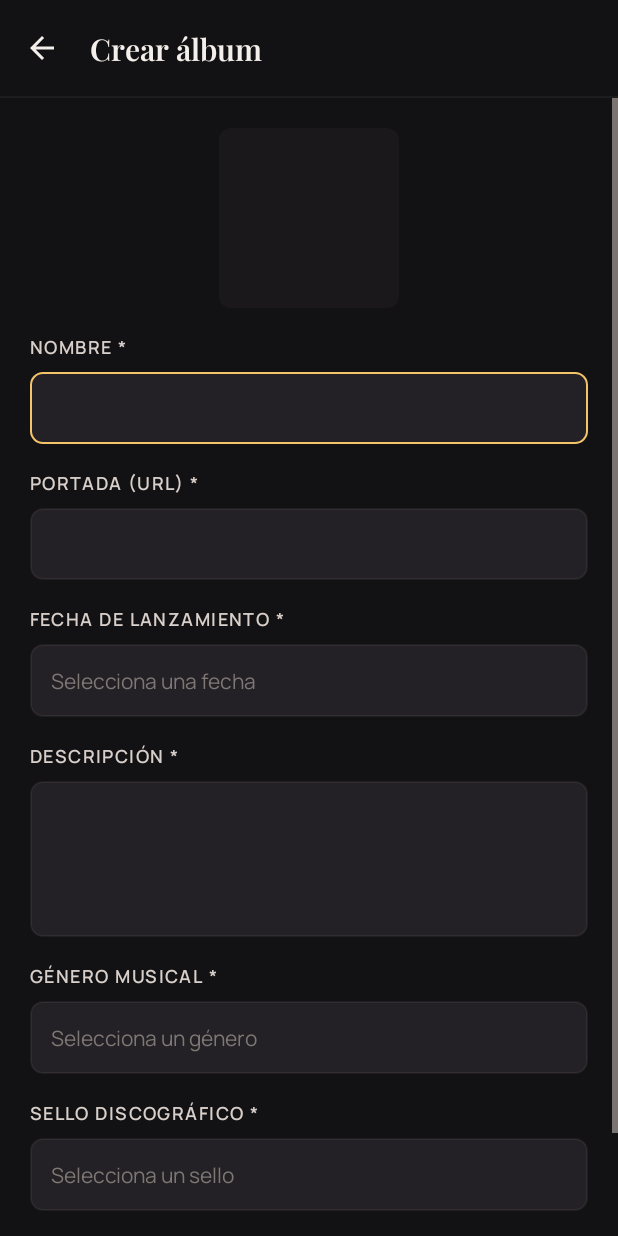
After one commit to jpmendeza2401/MISW-Software-aplicaciones-moviles, an Android app: the CreateAlbumActivity screen opened directly, with no data from a screen before it, on a phone screen of 412 x 824 dp. The commit adds this screen. Run offline under Robolectric (Android 15) with nearby library versions, the phone set to English and light mode, and no system bars; pictures from the network do not load.

Commit message:
HU07: formulario de creación de álbum y acceso desde el listado

```diff
--- a/app/src/main/java/com/example/aplicacionvinilos/ui/AlbumListActivity.kt
+++ b/app/src/main/java/com/example/aplicacionvinilos/ui/AlbumListActivity.kt
@@ -3,12 +3,14 @@ package com.example.aplicacionvinilos.ui
 import android.os.Bundle
 import android.view.View
 import androidx.activity.enableEdgeToEdge
+import androidx.activity.result.contract.ActivityResultContracts
 import androidx.activity.viewModels
 import androidx.appcompat.app.AppCompatActivity
 import androidx.core.view.ViewCompat
 import androidx.core.view.WindowInsetsCompat
 import com.example.aplicacionvinilos.R
 import com.example.aplicacionvinilos.data.model.Album
+import com.example.aplicacionvinilos.data.session.CollectorSession
 import com.example.aplicacionvinilos.databinding.ActivityAlbumListBinding
 import com.example.aplicacionvinilos.ui.adapters.AlbumListAdapter
 import com.example.aplicacionvinilos.viewmodels.AlbumListViewModel
@@ -35,9 +37,24 @@ class AlbumListActivity : AppCompatActivity() {
         }
 
         binding.albumsList.adapter = adapter
+        setupCreateAlbum()
         binding.retryButton.setOnClickListener { viewModel.loadAlbums() }
         viewModel.albums.observe(this) { render(it) }
         setupBottomNavigation()
+    }
+
+    // HU07: crear álbum solo con coleccionista en sesión; al volver con éxito se recarga el listado.
+    private val createAlbumLauncher =
+        registerForActivityResult(ActivityResultContracts.StartActivityForResult()) {
+            if (it.resultCode == RESULT_OK) viewModel.loadAlbums()
+        }
+
+    private fun setupCreateAlbum() {
+        binding.createAlbumButton.visibility =
+            if (CollectorSession.current != null) View.VISIBLE else View.GONE
+        binding.createAlbumButton.setOnClickListener {
+            createAlbumLauncher.launch(Intent(this, CreateAlbumActivity::class.java))
+        }
     }
 
     private fun render(state: UiState<List<Album>>) {
--- /dev/null
+++ b/app/src/main/java/com/example/aplicacionvinilos/ui/CreateAlbumActivity.kt
@@ -0,0 +1,185 @@
+package com.example.aplicacionvinilos.ui
+
+import android.graphics.Color
+import android.os.Bundle
+import android.view.View
+import android.view.inputmethod.InputMethodManager
+import android.widget.ArrayAdapter
+import android.widget.Toast
+import androidx.activity.SystemBarStyle
+import androidx.activity.enableEdgeToEdge
+import androidx.activity.viewModels
+import androidx.appcompat.app.AppCompatActivity
+import androidx.core.view.ViewCompat
+import androidx.core.view.WindowInsetsCompat
+import androidx.core.widget.doAfterTextChanged
+import com.bumptech.glide.Glide
+import com.example.aplicacionvinilos.R
+import com.example.aplicacionvinilos.data.model.Album
+import com.example.aplicacionvinilos.data.model.Genre
+import com.example.aplicacionvinilos.data.model.RecordLabel
+import com.example.aplicacionvinilos.databinding.ActivityCreateAlbumBinding
+import com.example.aplicacionvinilos.viewmodels.AlbumValidator
+import com.example.aplicacionvinilos.viewmodels.CreateAlbumViewModel
+import com.example.aplicacionvinilos.viewmodels.UiState
+import com.google.android.material.datepicker.MaterialDatePicker
+import java.util.Calendar
+import java.util.TimeZone
+
+// HU07: formulario para crear un álbum (solo coleccionista).
+class CreateAlbumActivity : AppCompatActivity() {
+
+    private lateinit var binding: ActivityCreateAlbumBinding
+    private val viewModel: CreateAlbumViewModel by viewModels()
+    private var releaseDate = "" // yyyy-MM-dd
+
+    override fun onCreate(savedInstanceState: Bundle?) {
+        super.onCreate(savedInstanceState)
+        enableEdgeToEdge(
+            statusBarStyle = SystemBarStyle.dark(Color.TRANSPARENT),
+            navigationBarStyle = SystemBarStyle.dark(Color.TRANSPARENT)
+        )
+        binding = ActivityCreateAlbumBinding.inflate(layoutInflater)
+        setContentView(binding.root)
+        ViewCompat.setOnApplyWindowInsetsListener(binding.root) { v, insets ->
+            val bars = insets.getInsets(
+                WindowInsetsCompat.Type.systemBars() or WindowInsetsCompat.Type.ime()
+            )
+            v.setPadding(bars.left, bars.top, bars.right, bars.bottom)
+            insets
+        }
+
+        releaseDate = savedInstanceState?.getString(KEY_DATE).orEmpty()
+        binding.dateInput.setText(releaseDate)
+
+        binding.toolbar.setNavigationOnClickListener { finish() }
+        setupDropdowns()
+        setupDatePicker()
+        setupCoverPreview()
+        listOf(binding.nameInput, binding.descriptionInput, binding.genreInput, binding.labelInput)
+            .forEach { it.doAfterTextChanged { viewModel.onFormChanged() } }
+
+        binding.saveButton.setOnClickListener {
+            hideKeyboard()
+            viewModel.submit(
+                name = binding.nameInput.text.toString(),
+                cover = binding.coverInput.text.toString(),
+                releaseDate = releaseDate,
+                description = binding.descriptionInput.text.toString(),
+                genre = binding.genreInput.text.toString(),
+                recordLabel = binding.labelInput.text.toString()
+            )
+        }
+
+        viewModel.validationError.observe(this) { showValidationError(it) }
+        viewModel.state.observe(this) { render(it) }
+    }
+
+    override fun onSaveInstanceState(outState: Bundle) {
+        super.onSaveInstanceState(outState)
+        outState.putString(KEY_DATE, releaseDate)
+    }
+
+    // Cancela la carga de la portada para que Glide no retenga la vista.
+    override fun onDestroy() {
+        Glide.with(applicationContext).clear(binding.coverPreview)
+        super.onDestroy()
+    }
+
+    // Un adapter por lista; solo se permiten los valores de los enums.
+    private fun setupDropdowns() {
+        binding.genreInput.setAdapter(
+            ArrayAdapter(this, android.R.layout.simple_dropdown_item_1line, Genre.labels)
+        )
+        binding.labelInput.setAdapter(
+            ArrayAdapter(this, android.R.layout.simple_dropdown_item_1line, RecordLabel.labels)
+        )
+        binding.genreInput.setOnClickListener { binding.genreInput.showDropDown() }
+        binding.labelInput.setOnClickListener { binding.labelInput.showDropDown() }
+    }
+
+    private fun setupDatePicker() {
+        binding.dateInput.setOnClickListener {
+            if (supportFragmentManager.findFragmentByTag(DATE_TAG) != null) return@setOnClickListener
+            val picker = MaterialDatePicker.Builder.datePicker()
+                .setTitleText(R.string.crear_album_fecha)
+                .build()
+            picker.addOnPositiveButtonClickListener { millis ->
+                releaseDate = formatDate(millis)
+                binding.dateInput.setText(releaseDate)
+                viewModel.onFormChanged()
+            }
+            picker.show(supportFragmentManager, DATE_TAG)
+        }
+    }
+
+    // Solo pide la imagen si la URL parece válida, para no lanzar cargas inútiles.
+    private fun setupCoverPreview() {
+        binding.coverInput.doAfterTextChanged {
+            viewModel.onFormChanged()
+            val url = it?.toString()?.trim().orEmpty()
+            if (AlbumValidator.isValidCover(url)) {
+                Glide.with(this).load(url).override(PREVIEW_PX).centerCrop().into(binding.coverPreview)
+            } else {
+                Glide.with(this).clear(binding.coverPreview)
+            }
+        }
+    }
+
+    private fun render(state: UiState<Album>) {
+        val loading = state is UiState.Loading
+        binding.saveButton.isEnabled = !loading
+        binding.saveButton.setText(
+            if (loading) R.string.crear_album_guardando else R.string.crear_album_boton
+        )
+        when (state) {
+            is UiState.Success -> {
+                Toast.makeText(this, R.string.crear_album_exito, Toast.LENGTH_SHORT).show()
+                viewModel.consumeState()
+                setResult(RESULT_OK)
+                finish()
+            }
+            is UiState.Error -> {
+                binding.errorText.text = getString(R.string.crear_album_error, state.message)
+                binding.errorText.visibility = View.VISIBLE
+            }
+            else -> Unit
+        }
+    }
+
+    private fun showValidationError(error: AlbumValidator.Error?) {
+        if (error == null) {
+            binding.errorText.visibility = View.GONE
+            return
+        }
+        binding.errorText.text = when (error) {
+            AlbumValidator.Error.INVALID_NAME ->
+                getString(R.string.crear_album_error_nombre, AlbumValidator.MIN_NAME_LENGTH)
+            AlbumValidator.Error.INVALID_COVER -> getString(R.string.crear_album_error_portada)
+            AlbumValidator.Error.INVALID_DATE -> getString(R.string.crear_album_error_fecha)
+            AlbumValidator.Error.EMPTY_DESCRIPTION -> getString(R.string.crear_album_error_descripcion)
+            AlbumValidator.Error.INVALID_GENRE -> getString(R.string.crear_album_error_genero)
+            AlbumValidator.Error.INVALID_LABEL -> getString(R.string.crear_album_error_sello)
+        }
+        binding.errorText.visibility = View.VISIBLE
+    }
+
+    // El picker entrega medianoche UTC; se formatea en UTC para no correr el día.
+    private fun formatDate(millis: Long): String {
+        val c = Calendar.getInstance(TimeZone.getTimeZone("UTC")).apply { timeInMillis = millis }
+        return "%04d-%02d-%02d".format(
+            c.get(Calendar.YEAR), c.get(Calendar.MONTH) + 1, c.get(Calendar.DAY_OF_MONTH)
+        )
+    }
+
+    private fun hideKeyboard() {
+        getSystemService(InputMethodManager::class.java)
+            ?.hideSoftInputFromWindow(binding.root.windowToken, 0)
+    }
+
+    private companion object {
+        const val KEY_DATE = "release_date"
+        const val DATE_TAG = "date_picker"
+        const val PREVIEW_PX = 360
+    }
+}
--- /dev/null
+++ b/app/src/main/res/drawable/ic_add.xml
@@ -0,0 +1,9 @@
+<vector xmlns:android="http://schemas.android.com/apk/res/android"
+    android:width="24dp"
+    android:height="24dp"
+    android:viewportWidth="24"
+    android:viewportHeight="24">
+    <path
+        android:fillColor="#FFFFFFFF"
+        android:pathData="M19,13h-6v6h-2v-6H5v-2h6V5h2v6h6v2z" />
+</vector>
--- a/app/src/main/res/layout/activity_album_list.xml
+++ b/app/src/main/res/layout/activity_album_list.xml
@@ -79,6 +79,19 @@
 
         </LinearLayout>
 
+        <!-- HU07: solo visible para el coleccionista en sesión -->
+        <com.google.android.material.floatingactionbutton.FloatingActionButton
+            android:id="@+id/createAlbumButton"
+            android:layout_width="wrap_content"
+            android:layout_height="wrap_content"
+            android:layout_gravity="bottom|end"
+            android:layout_margin="16dp"
+            android:contentDescription="@string/crear_album"
+            android:src="@drawable/ic_add"
+            android:visibility="gone"
+            app:backgroundTint="#D8AD4A"
+            app:tint="#100F0D" />
+
     </FrameLayout>
 
     <com.google.android.material.bottomnavigation.BottomNavigationView
--- /dev/null
+++ b/app/src/main/res/layout/activity_create_album.xml
@@ -0,0 +1,201 @@
+<?xml version="1.0" encoding="utf-8"?>
+<LinearLayout xmlns:android="http://schemas.android.com/apk/res/android"
+    xmlns:app="http://schemas.android.com/apk/res-auto"
+    xmlns:tools="http://schemas.android.com/tools"
+    android:layout_width="match_parent"
+    android:layout_height="match_parent"
+    android:orientation="vertical"
+    tools:context=".ui.CreateAlbumActivity">
+
+    <com.google.android.material.appbar.MaterialToolbar
+        android:id="@+id/toolbar"
+        android:layout_width="match_parent"
+        android:layout_height="?attr/actionBarSize"
+        android:background="@color/groove_canvas"
+        app:navigationContentDescription="@string/volver"
+        app:navigationIcon="@drawable/ic_arrow_back"
+        app:title="@string/crear_album"
+        app:titleTextAppearance="@style/Groove.Text.Section"
+        app:titleTextColor="@color/groove_text_primary" />
+
+    <View
+        android:layout_width="match_parent"
+        android:layout_height="1dp"
+        android:background="@color/groove_hairline" />
+
+    <ScrollView
+        android:layout_width="match_parent"
+        android:layout_height="0dp"
+        android:layout_weight="1"
+        android:fillViewport="true">
+
+        <LinearLayout
+            android:layout_width="match_parent"
+            android:layout_height="wrap_content"
+            android:orientation="vertical"
+            android:padding="20dp">
+
+            <ImageView
+                android:id="@+id/coverPreview"
+                android:layout_width="120dp"
+                android:layout_height="120dp"
+                android:layout_gravity="center_horizontal"
+                android:background="@drawable/bg_cover_placeholder"
+                android:contentDescription="@null"
+                android:scaleType="centerCrop" />
+
+            <TextView
+                style="@style/Groove.Text.Label"
+                android:layout_width="wrap_content"
+                android:layout_height="wrap_content"
+                android:layout_marginTop="16dp"
+                android:labelFor="@id/nameInput"
+                android:text="@string/crear_album_nombre" />
+
+            <EditText
+                android:id="@+id/nameInput"
+                android:layout_width="match_parent"
+                android:layout_height="wrap_content"
+                android:layout_marginTop="8dp"
+                android:autofillHints=""
+                android:background="@drawable/bg_input"
+                android:inputType="textCapWords"
+                android:maxLines="1"
+                android:padding="14dp"
+                android:textColor="@color/groove_text_primary"
+                android:textSize="14sp" />
+
+            <TextView
+                style="@style/Groove.Text.Label"
+                android:layout_width="wrap_content"
+                android:layout_height="wrap_content"
+                android:layout_marginTop="16dp"
+                android:labelFor="@id/coverInput"
+                android:text="@string/crear_album_portada" />
+
+            <EditText
+                android:id="@+id/coverInput"
+                android:layout_width="match_parent"
+                android:layout_height="wrap_content"
+                android:layout_marginTop="8dp"
+                android:autofillHints=""
+                android:background="@drawable/bg_input"
+                android:inputType="textUri"
+                android:maxLines="1"
+                android:padding="14dp"
+                android:textColor="@color/groove_text_primary"
+                android:textSize="14sp" />
+
+            <TextView
+                style="@style/Groove.Text.Label"
+                android:layout_width="wrap_content"
+                android:layout_height="wrap_content"
+                android:layout_marginTop="16dp"
+                android:labelFor="@id/dateInput"
+                android:text="@string/crear_album_fecha" />
+
+            <EditText
+                android:id="@+id/dateInput"
+                android:layout_width="match_parent"
+                android:layout_height="wrap_content"
+                android:layout_marginTop="8dp"
+                android:autofillHints=""
+                android:background="@drawable/bg_input"
+                android:cursorVisible="false"
+                android:focusable="false"
+                android:hint="@string/crear_album_fecha_hint"
+                android:inputType="none"
+                android:padding="14dp"
+                android:textColor="@color/groove_text_primary"
+                android:textColorHint="@color/groove_text_subtle"
+                android:textSize="14sp" />
+
+            <TextView
+                style="@style/Groove.Text.Label"
+                android:layout_width="wrap_content"
+                android:layout_height="wrap_content"
+                android:layout_marginTop="16dp"
+                android:labelFor="@id/descriptionInput"
+                android:text="@string/crear_album_descripcion" />
+
+            <EditText
+                android:id="@+id/descriptionInput"
+                android:layout_width="match_parent"
+                android:layout_height="wrap_content"
+                android:layout_marginTop="8dp"
+                android:autofillHints=""
+                android:background="@drawable/bg_input"
+                android:gravity="top|start"
+                android:inputType="textMultiLine|textCapSentences"
+                android:minLines="4"
+                android:padding="14dp"
+                android:textColor="@color/groove_text_primary"
+                android:textSize="14sp" />
+
+            <TextView
+                style="@style/Groove.Text.Label"
+                android:layout_width="wrap_content"
+                android:layout_height="wrap_content"
+                android:layout_marginTop="16dp"
+                android:labelFor="@id/genreInput"
+                android:text="@string/crear_album_genero" />
+
+            <AutoCompleteTextView
+                android:id="@+id/genreInput"
+                android:layout_width="match_parent"
+                android:layout_height="wrap_content"
+                android:layout_marginTop="8dp"
+                android:background="@drawable/bg_input"
+                android:completionThreshold="0"
+                android:cursorVisible="false"
+                android:hint="@string/crear_album_genero_hint"
+                android:inputType="none"
+                android:padding="14dp"
+                android:textColor="@color/groove_text_primary"
+                android:textColorHint="@color/groove_text_subtle"
+                android:textSize="14sp" />
+
+            <TextView
+                style="@style/Groove.Text.Label"
+                android:layout_width="wrap_content"
+                android:layout_height="wrap_content"
+                android:layout_marginTop="16dp"
+                android:labelFor="@id/labelInput"
+                android:text="@string/crear_album_sello" />
+
+            <AutoCompleteTextView
+                android:id="@+id/labelInput"
+                android:layout_width="match_parent"
+                android:layout_height="wrap_content"
+                android:layout_marginTop="8dp"
+                android:background="@drawable/bg_input"
+                android:completionThreshold="0"
+                android:cursorVisible="false"
+                android:hint="@string/crear_album_sello_hint"
+                android:inputType="none"
+                android:padding="14dp"
+                android:textColor="@color/groove_text_primary"
+                android:textColorHint="@color/groove_text_subtle"
+                android:textSize="14sp" />
+
+            <TextView
+                android:id="@+id/errorText"
+                android:layout_width="match_parent"
+                android:layout_height="wrap_content"
+                android:layout_marginTop="12dp"
+                android:textColor="#FF8A80"
+                android:textSize="13sp"
+                android:visibility="gone"
+                tools:text="El nombre debe tener al menos 3 caracteres."
+                tools:visibility="visible" />
+
+            <com.google.android.material.button.MaterialButton
+                android:id="@+id/saveButton"
+                style="@style/Groove.Button.Primary"
+                android:layout_width="match_parent"
+                android:layout_height="wrap_content"
+                android:layout_marginTop="20dp"
+                android:text="@string/crear_album_boton" />
+        </LinearLayout>
+    </ScrollView>
+</LinearLayout>
--- /dev/null
+++ b/app/src/main/res/values/strings_hu07.xml
@@ -0,0 +1,24 @@
+<?xml version="1.0" encoding="utf-8"?>
+<resources>
+    <!-- HU07: crear álbum -->
+    <string name="crear_album">Crear álbum</string>
+    <string name="crear_album_boton">Guardar álbum</string>
+    <string name="crear_album_guardando">Guardando…</string>
+    <string name="crear_album_exito">Álbum creado</string>
+    <string name="crear_album_error">No fue posible crear el álbum: %1$s</string>
+    <string name="crear_album_nombre">Nombre *</string>
+    <string name="crear_album_portada">Portada (URL) *</string>
+    <string name="crear_album_fecha">Fecha de lanzamiento *</string>
+    <string name="crear_album_fecha_hint">Selecciona una fecha</string>
+    <string name="crear_album_descripcion">Descripción *</string>
+    <string name="crear_album_genero">Género musical *</string>
+    <string name="crear_album_genero_hint">Selecciona un género</string>
+    <string name="crear_album_sello">Sello discográfico *</string>
+    <string name="crear_album_sello_hint">Selecciona un sello</string>
+    <string name="crear_album_error_nombre">El nombre debe tener al menos %1$d caracteres.</string>
+    <string name="crear_album_error_portada">Ingresa una URL válida (http o https).</string>
+    <string name="crear_album_error_fecha">Selecciona la fecha de lanzamiento.</string>
+    <string name="crear_album_error_descripcion">Escribe la descripción del álbum.</string>
+    <string name="crear_album_error_genero">Selecciona un género de la lista.</string>
+    <string name="crear_album_error_sello">Selecciona un sello de la lista.</string>
+</resources>
```
Also changed, not shown: app/src/main/AndroidManifest.xml (+7 -0 lines).
